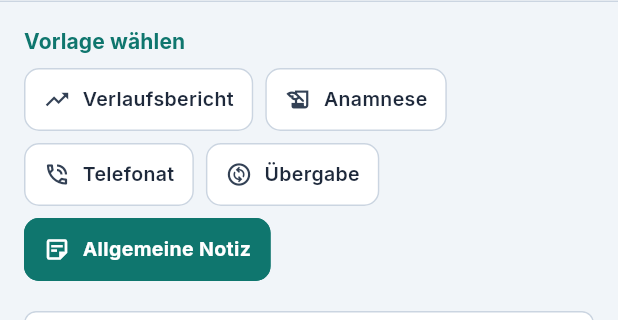
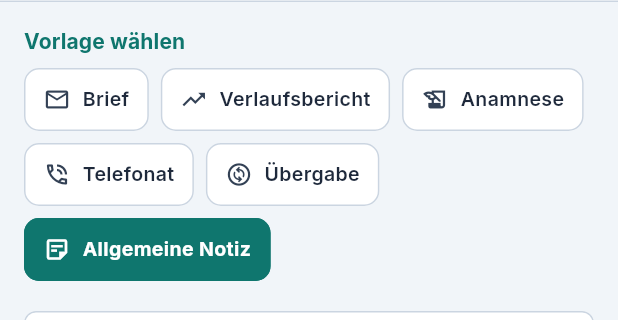
Before and after one commit to hasi-elektronic/warteliste-pro, a Flutter app: the BerichtFormScreen screen opened by its route, on a phone screen of 412 x 824 dp, the part 94-414 px from its top. Run offline on Flutter 3.47's test engine with Material 3 defaults, Android fonts, the phone set to English and light mode, and no system bars; our stand-ins replace cloud_firestore, file_picker, firebase_auth, firebase_core, firebase_messaging, fl_chart and 7 more; missing offline and left inert: dart:html, excel, flutter_quill; accounts and stored records are empty.

Commit message:
v1.5.6+32: Brief-Vorlage (Briefpapier-Stil) für Berichte
Neue Bericht-Kategorie 'Brief' — entspricht den Menauer
Briefpapier-Vorlagen (WdS / Ditzingen / Vaihingen) und produziert
ein PDF, das visuell der originalen Briefpapier-Vorlage entspricht.

Vorlage-Inhalt (rich text):
- Empfaenger-Adresse (Frau/Herr Name, Straße, PLZ Ort)
- Betrifft: [Thema]
- Sehr geehrte Frau/Herr [Name],
- Hauptinhalt
- Mit freundlichen Grüßen + Verfasser-Zeile

PDF-Layout (brief-modus):
- Gleiches Logo-Header und Footer wie Briefpapier (3 Spalten:
  Verwaltung · Praxen · Bankverbindung)
- Kategorie-Tag wird ausgeblendet (passt nicht zu Briefformat)
- Patient-Block heißt jetzt 'EMPFÄNGER' anstatt 'PATIENT'
- Titel wird als 'Betrifft: <titel>' formatiert (kompakt, nicht riesig)
- Meta-Zeile (Verfasser/Datum) entfaellt im Briefmodus —
  Datum steht im Header, Verfasser-Zeile im Schluss
- Standort wird automatisch aus aktivePraxis gewählt
  (Adresse + Telefon + Fax im Header, Footer mit allen 3 Standorten)

Standort-Mapping (PraxisBriefpapierService):
- Praxis-Name enthält 'ditzingen' → MarktStr 6/1, (07156) 1773574
- Praxis-Name enthält 'vaihingen' → Andreaestr 16/1, (07042) 8187767
- sonst (WdS default) → Stuttgarter Str 51, (07033) 137724

UI:
- Brief-Chip im Vorlage-Selector mit Mail-Icon (Menauer-Blau #1A3FA0)
- Brief-Bericht-Karten in Liste mit blauem Akzent

Co-Authored-By: Claude Opus 4.7 (1M context) <noreply@anthropic.com>

```diff
--- a/lib/models/bericht.dart
+++ b/lib/models/bericht.dart
@@ -4,6 +4,7 @@ import 'bericht_anhang.dart';
 
 /// Kategorie eines Berichts.
 enum BerichtKategorie {
+  brief,
   verlaufsbericht,
   anamnese,
   telefonat,
@@ -12,6 +13,8 @@ enum BerichtKategorie {
 
   String get label {
     switch (this) {
+      case BerichtKategorie.brief:
+        return 'Brief';
       case BerichtKategorie.verlaufsbericht:
         return 'Verlaufsbericht';
       case BerichtKategorie.anamnese:
@@ -28,6 +31,8 @@ enum BerichtKategorie {
   /// Material Icon für diese Kategorie.
   String get iconName {
     switch (this) {
+      case BerichtKategorie.brief:
+        return 'mail_outline';
       case BerichtKategorie.verlaufsbericht:
         return 'trending_up';
       case BerichtKategorie.anamnese:
@@ -51,6 +56,28 @@ enum BerichtKategorie {
   /// Vorlage-Text fuer die jeweilige Kategorie.
   String get vorlage {
     switch (this) {
+      case BerichtKategorie.brief:
+        return '''Frau / Herr [Name]
+[Straße und Hausnummer]
+[PLZ Ort]
+
+
+
+Betrifft: [Thema des Schreibens]
+
+
+Sehr geehrte Frau / Herr [Name],
+
+[Hier den Inhalt des Schreibens einfügen]
+
+[Weitere Absätze nach Bedarf]
+
+
+
+Mit freundlichen Grüßen
+
+
+[Name des Verfassers]''';
       case BerichtKategorie.verlaufsbericht:
         return '''Sitzung: ___ von ___
 Dauer: ___ Min.
--- a/lib/screens/bericht/bericht_form_screen.dart
+++ b/lib/screens/bericht/bericht_form_screen.dart
@@ -599,6 +599,8 @@ class _VorlageChip extends StatelessWidget {
 
   IconData _iconFor(BerichtKategorie k) {
     switch (k) {
+      case BerichtKategorie.brief:
+        return Icons.mail_outline;
       case BerichtKategorie.verlaufsbericht:
         return Icons.trending_up;
       case BerichtKategorie.anamnese:
--- a/lib/screens/bericht/berichte_liste_screen.dart
+++ b/lib/screens/bericht/berichte_liste_screen.dart
@@ -176,6 +176,8 @@ class _BerichteListeScreenState extends ConsumerState<BerichteListeScreen> {
 
   static IconData _iconFor(BerichtKategorie k) {
     switch (k) {
+      case BerichtKategorie.brief:
+        return Icons.mail_outline;
       case BerichtKategorie.verlaufsbericht:
         return Icons.trending_up;
       case BerichtKategorie.anamnese:
@@ -334,6 +336,8 @@ class _BerichtCard extends ConsumerWidget {
 
   Color _colorFor(BerichtKategorie k) {
     switch (k) {
+      case BerichtKategorie.brief:
+        return const Color(0xFF1A3FA0); // Menauer-Blau
       case BerichtKategorie.verlaufsbericht:
         return AppTheme.successColor;
       case BerichtKategorie.anamnese:
--- a/lib/screens/warteliste/patient_detail_screen.dart
+++ b/lib/screens/warteliste/patient_detail_screen.dart
@@ -1583,6 +1583,8 @@ class _BerichtTile extends StatelessWidget {
 
   Color _color() {
     switch (bericht.kategorie) {
+      case BerichtKategorie.brief:
+        return const Color(0xFF1A3FA0);
       case BerichtKategorie.verlaufsbericht:
         return AppTheme.successColor;
       case BerichtKategorie.anamnese:
--- a/pubspec.yaml
+++ b/pubspec.yaml
@@ -1,7 +1,7 @@
 name: warteliste_pro
 description: "WarteListe Pro - Wartelisten-Management für Logopädie-Praxen"
 publish_to: 'none'
-version: 1.5.5+31
+version: 1.5.6+32
 
 environment:
   sdk: ^3.7.2
```
Also changed, not shown: lib/services/bericht_pdf_service.dart (+39 -4 lines).
